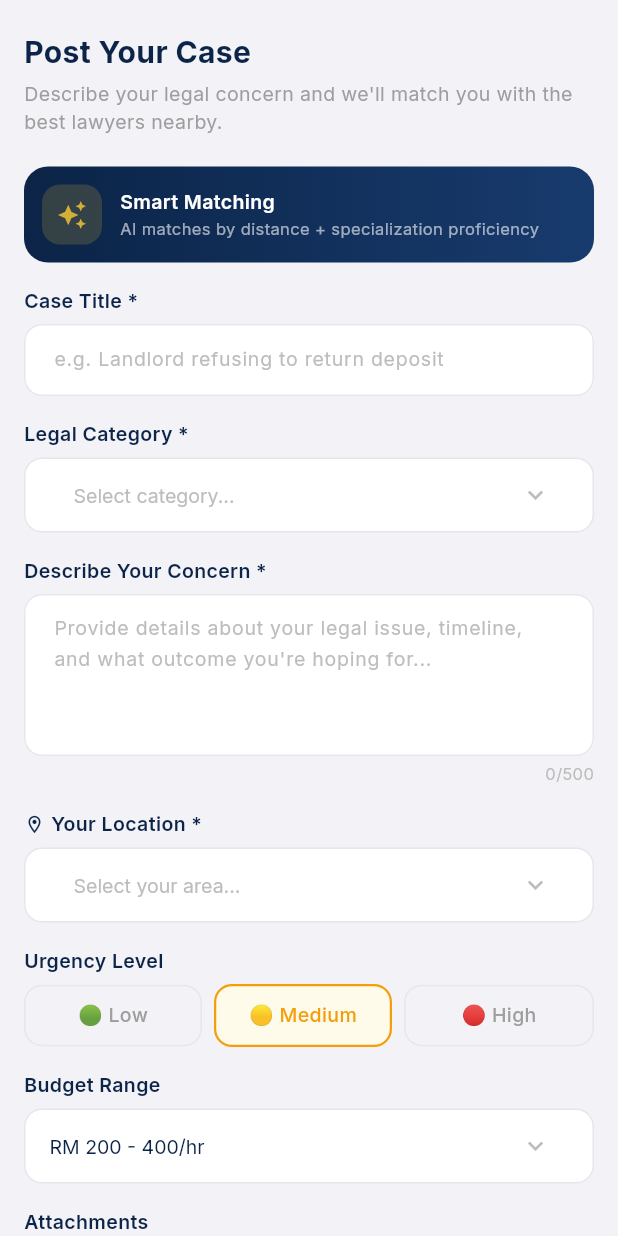
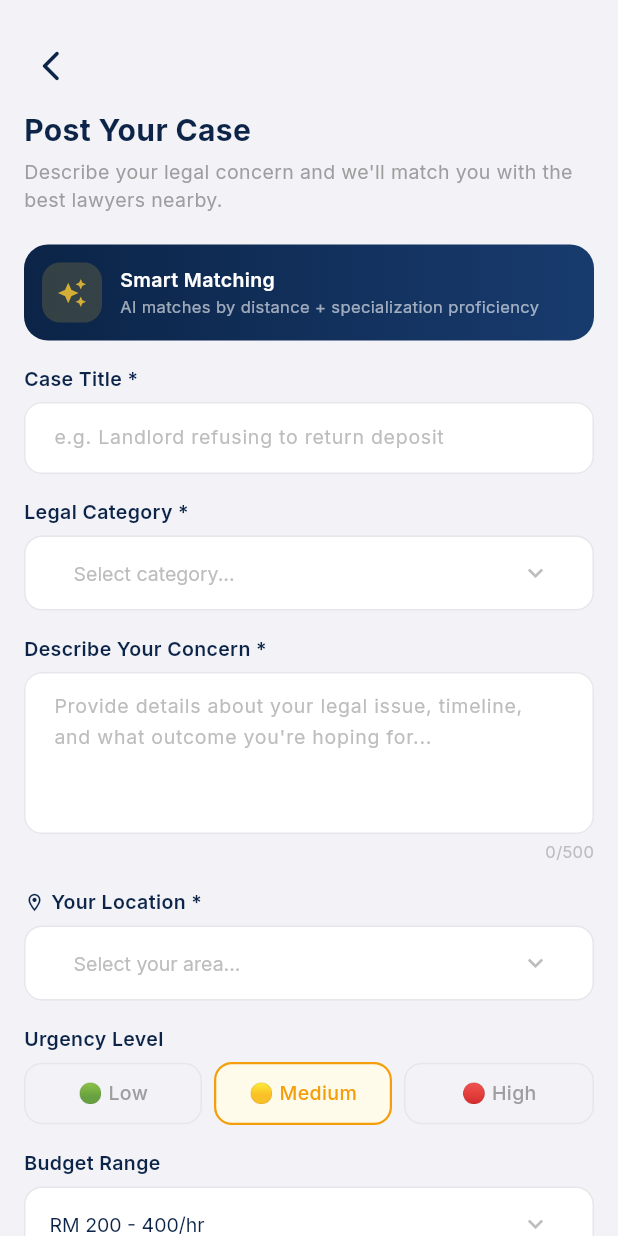
Before and after one commit to CQ0113/lexiguard, a Flutter app: the PostCaseScreen screen opened directly with sample values from the repository, on a phone screen of 412 x 824 dp. Run offline on Flutter 3.47's test engine with Material 3 defaults, Android fonts, the phone set to English and light mode, and no system bars; our stand-ins replace cloud_firestore, cloud_functions, dotted_border, file_picker, firebase_auth, firebase_core and 5 more; missing offline and left inert: syncfusion_flutter_pdf; accounts and stored records are empty.

Commit message:
Improve dashboard shell navigation and Post Case exit flow.
Let LexiGuard header return to the home tab on both dashboards and add a back control on Post Case so users can leave without submitting.

```diff
--- a/lib/screens/shared/post_case_screen.dart
+++ b/lib/screens/shared/post_case_screen.dart
@@ -226,7 +226,16 @@ class _PostCaseScreenState extends State<PostCaseScreen> {
           child: Column(
             crossAxisAlignment: CrossAxisAlignment.start,
             children: [
-              // Title
+              IconButton(
+                onPressed: () => Navigator.of(context).pop(),
+                icon: const Icon(Icons.arrow_back_ios_new_rounded),
+                color: _navy,
+                padding: EdgeInsets.zero,
+                alignment: Alignment.centerLeft,
+                constraints: const BoxConstraints(minWidth: 36, minHeight: 36),
+                tooltip: 'Back',
+              ),
+              const SizedBox(height: 4),
               Text(
                 'Post Your Case',
                 style: GoogleFonts.inter(
```
Also changed, not shown: lib/screens/client/client_dashboard_screen.dart (+13 -1 lines), lib/screens/lawyer/lawyer_dashboard_screen.dart (+13 -0 lines).
